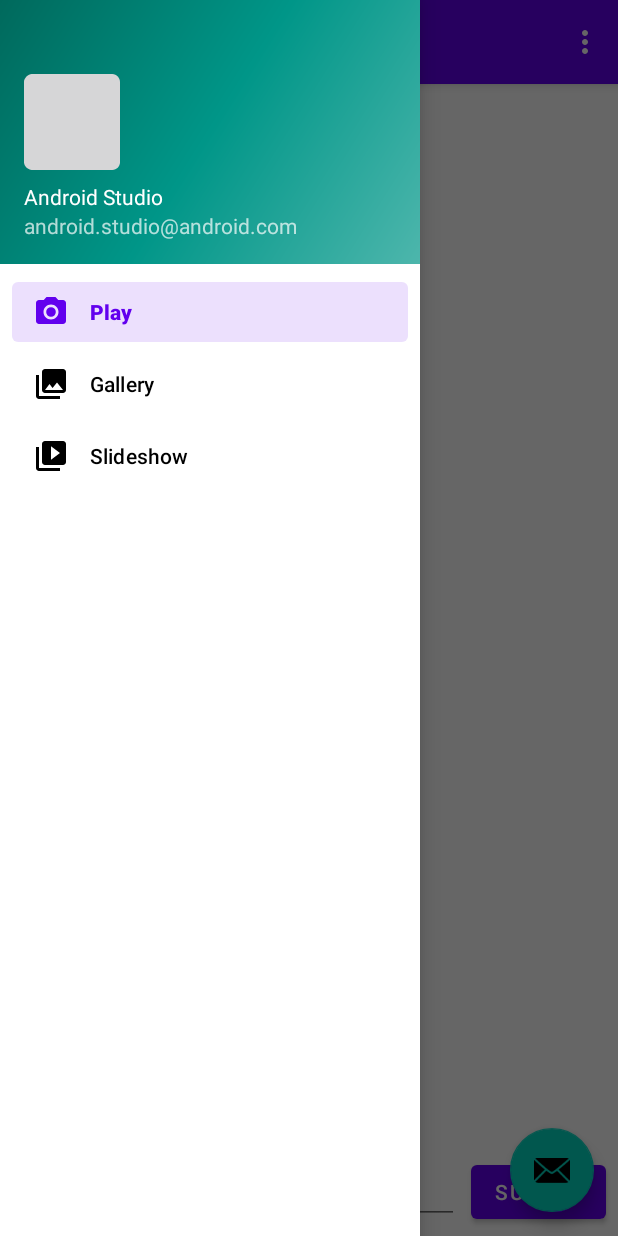
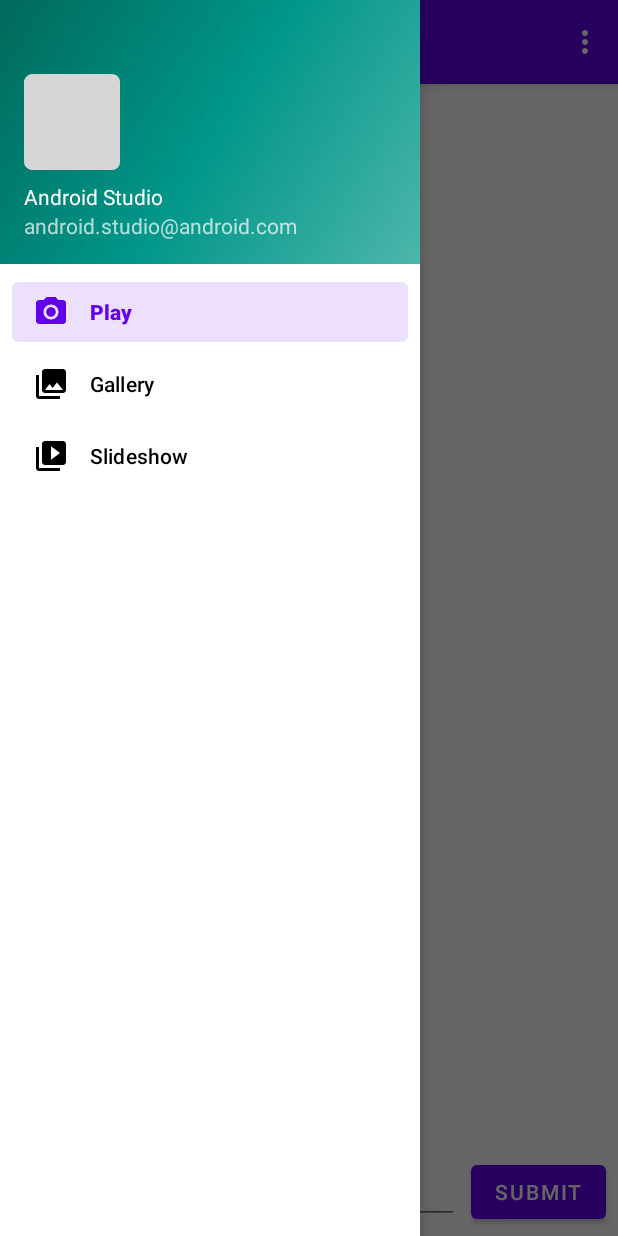
Before and after one commit to Layla33333/codebreaker, an Android app: the screen it shows after launch (MainActivity), with the side drawer open, on a phone screen of 412 x 824 dp. Run offline under Robolectric (Android 15) with nearby library versions, the phone set to English and light mode, and no system bars; our stand-ins replace RxJava, navigation-ui; libraries missing offline, so code that uses them is left out: com.facebook.stetho; network calls fail; 1 statement that could not run was skipped.

Commit message:
submit guesses

```diff
--- a/app/src/main/java/edu/cnm/deepdive/codebreaker/controller/MainActivity.java
+++ b/app/src/main/java/edu/cnm/deepdive/codebreaker/controller/MainActivity.java
@@ -27,13 +27,6 @@
     setContentView(binding.getRoot());
 
     setSupportActionBar(binding.appBarMain.toolbar);
-    binding.appBarMain.fab.setOnClickListener(new View.OnClickListener() {
-      @Override
-      public void onClick(View view) {
-        Snackbar.make(view, "Replace with your own action", Snackbar.LENGTH_LONG)
-            .setAction("Action", null).show();
-      }
-    });
     DrawerLayout drawer = binding.drawerLayout;
     NavigationView navigationView = binding.navView;
     // Passing each menu ID as a set of Ids because each
--- a/app/src/main/java/edu/cnm/deepdive/codebreaker/controller/PlayFragment.java
+++ b/app/src/main/java/edu/cnm/deepdive/codebreaker/controller/PlayFragment.java
@@ -4,6 +4,7 @@
 import android.view.LayoutInflater;
 import android.view.View;
 import android.view.ViewGroup;
+import android.widget.Toast;
 import androidx.annotation.NonNull;
 import androidx.annotation.Nullable;
 import androidx.fragment.app.Fragment;
@@ -19,8 +20,10 @@
   public View onCreateView(@NonNull LayoutInflater inflater,
       ViewGroup container, Bundle savedInstanceState) {
 
-
     binding = FragmentPlayBinding.inflate(inflater, container, false);
+    binding.submit.setOnClickListener(
+        (v) -> viewModel.submitGuess(binding.guess.getText().toString().trim()
+        ));
     return binding.getRoot();
 
   }
@@ -28,8 +31,14 @@
   @Override
   public void onViewCreated(@NonNull View view, @Nullable Bundle savedInstanceState) {
     super.onViewCreated(view, savedInstanceState);
-    viewModel =
-        new ViewModelProvider(getActivity()).get(MainViewModel.class);
+    viewModel = new ViewModelProvider(getActivity()).get(MainViewModel.class);
+    viewModel.getThrowable().observe(getViewLifecycleOwner(), (throwable) -> {
+          if (throwable != null) {
+            Toast.makeText(getContext(), throwable.getMessage(), Toast.LENGTH_SHORT).show();
+          }
+
+        }
+    );
   }
 
   @Override
--- a/app/src/main/java/edu/cnm/deepdive/codebreaker/model/Game.java
+++ b/app/src/main/java/edu/cnm/deepdive/codebreaker/model/Game.java
@@ -1,6 +1,8 @@
 package edu.cnm.deepdive.codebreaker.model;
 
 import com.google.gson.annotations.Expose;
+import java.util.LinkedList;
+import java.util.List;
 
 public class Game {
 
@@ -14,6 +16,8 @@
   private int length;
 
   private boolean solved;
+
+  private final List<Guess> guesses = new LinkedList<>();
 
   public String getId() {
     return id;
@@ -46,4 +50,8 @@
   public void setSolved(boolean solved) {
     this.solved = solved;
   }
+
+  public List<Guess> getGuesses() {
+    return guesses;
+  }
 }
--- a/app/src/main/java/edu/cnm/deepdive/codebreaker/service/WebServiceProxy.java
+++ b/app/src/main/java/edu/cnm/deepdive/codebreaker/service/WebServiceProxy.java
@@ -11,6 +11,7 @@
 import okhttp3.logging.HttpLoggingInterceptor.Level;
 import retrofit2.Call;
 import retrofit2.Retrofit;
+import retrofit2.adapter.rxjava2.RxJava2CallAdapterFactory;
 import retrofit2.converter.gson.GsonConverterFactory;
 import retrofit2.http.Body;
 import retrofit2.http.POST;
@@ -46,6 +47,7 @@
       Retrofit retrofit = new Retrofit.Builder()
           .baseUrl(BuildConfig.BASE_URL)
           .addConverterFactory(GsonConverterFactory.create())
+          .addCallAdapterFactory(RxJava2CallAdapterFactory.create())
           .client(client)
           .build();
       INSTANCE = retrofit.create(WebServiceProxy.class);
--- a/app/src/main/java/edu/cnm/deepdive/codebreaker/viewmodel/MainViewModel.java
+++ b/app/src/main/java/edu/cnm/deepdive/codebreaker/viewmodel/MainViewModel.java
@@ -24,8 +24,19 @@
     game = new MutableLiveData<>();
     throwable = new MutableLiveData<>();
     pending = new CompositeDisposable();
+    startGame("ABCDEF", 3);
   }
+
+  public LiveData<Game> getGame() {
+    return game;
+  }
+
+  public LiveData<Throwable> getThrowable() {
+    return throwable;
+  }
+
   public void startGame(String pool, int length) {
+    throwable.postValue(null);
     pending.add(
         repository
             .startGame(pool, length)
@@ -36,7 +47,17 @@
             )
     );
   }
-
+  public void submitGuess(String text) {
+    throwable.postValue(null);
+    pending.add(
+        repository
+            .submitGuess(game.getValue(), text)
+            .subscribe(
+                game::postValue,
+                this::postThrowable
+            )
+    );
+  }
  private void postThrowable(Throwable throwable) {
    Log.e(getClass().getSimpleName(),throwable.getMessage(), throwable);
 this.throwable.postValue(throwable);
--- a/app/src/main/res/layout/app_bar_main.xml
+++ b/app/src/main/res/layout/app_bar_main.xml
@@ -21,13 +21,6 @@
 
   </com.google.android.material.appbar.AppBarLayout>
 
-  <com.google.android.material.floatingactionbutton.FloatingActionButton
-    android:id="@+id/fab"
-    android:layout_width="wrap_content"
-    android:layout_height="wrap_content"
-    android:layout_margin="@dimen/fab_margin"
-    android:layout_gravity="bottom|end"
-    app:srcCompat="@android:drawable/ic_dialog_email"/>
 
   <include layout="@layout/content_main"/>
 
--- a/app/src/main/res/layout/content_main.xml
+++ b/app/src/main/res/layout/content_main.xml
@@ -17,6 +17,5 @@
     app:layout_constraintLeft_toLeftOf="parent"
     app:layout_constraintRight_toRightOf="parent"
     app:layout_constraintTop_toTopOf="parent"
-    app:navGraph="@navigation/mobile_navigation"
-    />
+    app:navGraph="@navigation/mobile_navigation"/>
 </androidx.constraintlayout.widget.ConstraintLayout>
--- a/app/src/main/res/layout/fragment_play.xml
+++ b/app/src/main/res/layout/fragment_play.xml
@@ -23,10 +23,12 @@
     android:layout_width="0dp"
     android:layout_height="wrap_content"
     android:inputType="text"
+    android:text="@string/guess_hint"
     android:layout_margin="@dimen/half_dynamic_spacing"
     app:layout_constraintBottom_toBottomOf="parent"
     app:layout_constraintStart_toStartOf="parent"
-    app:layout_constraintEnd_toStartOf="@+id/submit"/>
+    app:layout_constraintEnd_toStartOf="@+id/submit"
+    tools:ignore="Autofill"/>
 
 <Button
   android:id="@+id/submit"
--- a/app/src/main/res/values/strings.xml
+++ b/app/src/main/res/values/strings.xml
@@ -12,4 +12,5 @@
   <string name="menu_gallery">Gallery</string>
   <string name="menu_slideshow">Slideshow</string>
   <string name="submit">Submit</string>
+  <string name="guess_hint">text of guess</string>
 </resources>
```
Also changed, not shown: app/src/main/java/edu/cnm/deepdive/codebreaker/service/GameRepository.java (+20 -0 lines).
